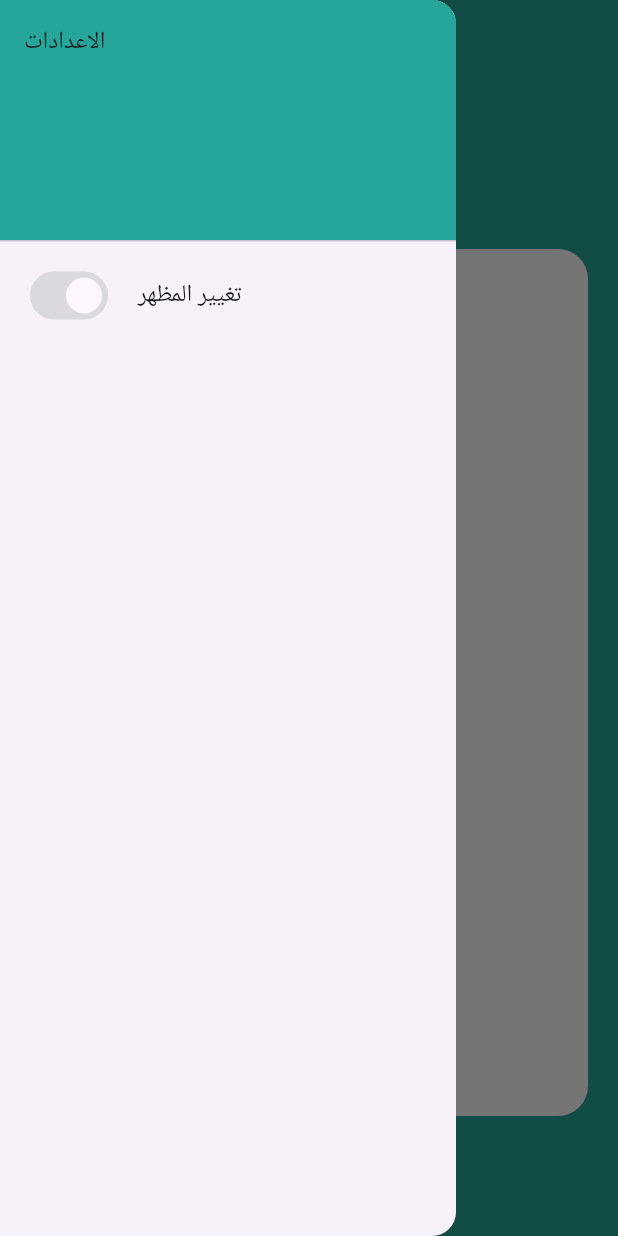
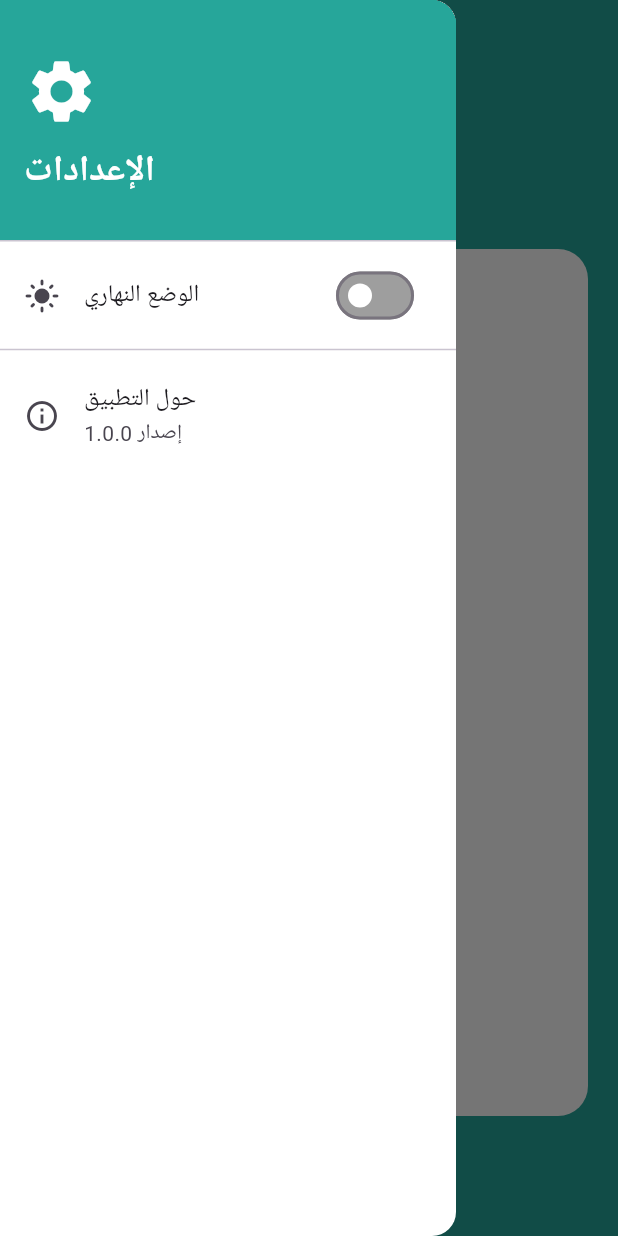
Before and after one commit to loqman770534629-ui/to_do, a Flutter app: the screen it shows after launch, with the side drawer open, on a phone screen of 412 x 824 dp. Run offline on Flutter 3.47's test engine with Material 3 defaults, Android fonts, the phone set to English and light mode, and no system bars.

Commit message:
update project: added new files and removed unused ones

```diff
--- a/lib/core/global/theme/app_color/app_color_light.dart
+++ b/lib/core/global/theme/app_color/app_color_light.dart
@@ -4,4 +4,8 @@ class AppColorLight {
   static const scaffoldbackground = Color.fromARGB(255, 38, 166, 154);
   static const floatingactionbutton = Color.fromARGB(255, 117, 193, 255);
   static const filledbutton = Color.fromARGB(255, 38, 166, 154);
+  static const cardBackground = Color.fromARGB(255, 255, 255, 255);
+  static const textPrimary = Color.fromARGB(255, 255, 255, 255);
+  static const textSecondary = Color.fromARGB(255, 200, 200, 200);
+  static const drawerBackground = Color.fromARGB(255, 38, 166, 154);
 }
--- a/lib/core/global/theme/theme_data/theme_data_dark.dart
+++ b/lib/core/global/theme/theme_data/theme_data_dark.dart
@@ -0,0 +1,42 @@
+import 'package:flutter/material.dart';
+import 'package:to_do/core/global/theme/app_color/app_color_dark.dart';
+
+ThemeData themeDataDark = ThemeData(
+  brightness: Brightness.dark,
+  scaffoldBackgroundColor: AppColorDark.scaffoldbackground,
+  floatingActionButtonTheme: const FloatingActionButtonThemeData(
+    backgroundColor: AppColorDark.floatingactionbutton,
+    foregroundColor: Colors.white,
+  ),
+  filledButtonTheme: FilledButtonThemeData(
+    style: FilledButton.styleFrom(
+      backgroundColor: AppColorDark.filledbutton,
+      foregroundColor: Colors.white,
+    ),
+  ),
+  checkboxTheme: CheckboxThemeData(
+    fillColor: WidgetStateProperty.resolveWith<Color>((Set<WidgetState> states) {
+      if (states.contains(WidgetState.selected)) {
+        return AppColorDark.filledbutton;
+      }
+      return Colors.white;
+    }),
+  ),
+  switchTheme: SwitchThemeData(
+    thumbColor: WidgetStateProperty.all(Colors.white),
+    trackColor: WidgetStateProperty.resolveWith<Color>((Set<WidgetState> states) {
+      if (states.contains(WidgetState.selected)) {
+        return AppColorDark.floatingactionbutton;
+      }
+      return Colors.grey[800]!;
+    }),
+  ),
+  drawerTheme: const DrawerThemeData(
+    backgroundColor: AppColorDark.drawerBackground,
+  ),
+  textTheme: const TextTheme(
+    bodyLarge: TextStyle(color: AppColorDark.textPrimary),
+    bodyMedium: TextStyle(color: AppColorDark.textPrimary),
+  ),
+  cardColor: AppColorDark.cardBackground,
+);
--- a/lib/core/global/theme/theme_data/theme_data_light.dart
+++ b/lib/core/global/theme/theme_data/theme_data_light.dart
@@ -0,0 +1,41 @@
+import 'package:flutter/material.dart';
+import 'package:to_do/core/global/theme/app_color/app_color_light.dart';
+
+ThemeData themeDataLight = ThemeData(
+  brightness: Brightness.light,
+  scaffoldBackgroundColor: AppColorLight.scaffoldbackground,
+  floatingActionButtonTheme: const FloatingActionButtonThemeData(
+    backgroundColor: AppColorLight.floatingactionbutton,
+    foregroundColor: Colors.white,
+  ),
+  filledButtonTheme: FilledButtonThemeData(
+    style: FilledButton.styleFrom(
+      backgroundColor: AppColorLight.filledbutton,
+      foregroundColor: Colors.white,
+    ),
+  ),
+  checkboxTheme: CheckboxThemeData(
+    fillColor: WidgetStateProperty.resolveWith<Color>((Set<WidgetState> states) {
+      if (states.contains(WidgetState.selected)) {
+        return AppColorLight.filledbutton;
+      }
+      return Colors.white;
+    }),
+  ),
+  switchTheme: SwitchThemeData(
+    thumbColor: WidgetStateProperty.all(Colors.white),
+    trackColor: WidgetStateProperty.resolveWith<Color>((Set<WidgetState> states) {
+      if (states.contains(WidgetState.selected)) {
+        return AppColorLight.filledbutton;
+      }
+      return Colors.grey;
+    }),
+  ),
+  drawerTheme: const DrawerThemeData(
+    backgroundColor: Colors.white,
+  ),
+  textTheme: const TextTheme(
+    bodyLarge: TextStyle(color: Colors.black87),
+    bodyMedium: TextStyle(color: Colors.black87),
+  ),
+);
--- /dev/null
+++ b/lib/core/global/theme/theme_provider.dart
@@ -0,0 +1,24 @@
+import 'package:flutter/material.dart';
+import 'package:to_do/core/global/theme/theme_data/theme_data_dark.dart';
+import 'package:to_do/core/global/theme/theme_data/theme_data_light.dart';
+
+class ThemeProvider extends ChangeNotifier {
+  ThemeMode _themeMode = ThemeMode.light;
+  bool _isDarkMode = false;
+
+  ThemeMode get themeMode => _themeMode;
+  bool get isDarkMode => _isDarkMode;
+  ThemeData get currentTheme => _isDarkMode ? themeDataDark : themeDataLight;
+
+  void toggleTheme() {
+    _isDarkMode = !_isDarkMode;
+    _themeMode = _isDarkMode ? ThemeMode.dark : ThemeMode.light;
+    notifyListeners();
+  }
+
+  void setTheme(bool isDark) {
+    _isDarkMode = isDark;
+    _themeMode = isDark ? ThemeMode.dark : ThemeMode.light;
+    notifyListeners();
+  }
+}
--- a/lib/featuers/home/pages/home_page.dart
+++ b/lib/featuers/home/pages/home_page.dart
@@ -3,30 +3,69 @@ import 'package:provider/provider.dart';
 import 'package:to_do/featuers/home/pages/add_job.dart';
 import 'package:to_do/featuers/home/widjets/list_jobs.dart';
 import 'package:to_do/model/jobs_data.dart';
+import 'package:to_do/core/global/theme/theme_provider.dart';
 
 class HomePage extends StatelessWidget {
   @override
   Widget build(BuildContext context) {
     return Scaffold(
-      drawer: Drawer(
+      drawer: Consumer<ThemeProvider>(
+        builder: (context, themeProvider, child) {
+          return Drawer(
             child: ListView(
               padding: EdgeInsets.zero,
               children: <Widget>[
                 DrawerHeader(
-              decoration: BoxDecoration(color: Colors.teal[400]),
-              child: Text('الاعدادات'),
+                  decoration: BoxDecoration(
+                    color: themeProvider.isDarkMode
+                        ? Colors.grey[850]
+                        : Colors.teal[400],
                   ),
-            SizedBox(width: 40),
-            ListTile(
-              leading: Switch(
-                value: true,
-                onChanged: null,
-                activeColor: Colors.teal[800],
+                  child: Column(
+                    crossAxisAlignment: CrossAxisAlignment.start,
+                    mainAxisAlignment: MainAxisAlignment.center,
+                    children: [
+                      Icon(
+                        Icons.settings,
+                        size: 50,
+                        color: Colors.white,
                       ),
-              title: Text('تغيير المظهر'),
+                      SizedBox(height: 10),
+                      Text(
+                        'الإعدادات',
+                        style: TextStyle(
+                          color: Colors.white,
+                          fontSize: 24,
+                          fontWeight: FontWeight.bold,
+                        ),
                       ),
                     ],
                   ),
+                ),
+                ListTile(
+                  leading: Icon(
+                    themeProvider.isDarkMode
+                        ? Icons.dark_mode
+                        : Icons.light_mode,
+                  ),
+                  title: Text('الوضع ${themeProvider.isDarkMode ? 'الليلي' : 'النهاري'}'),
+                  trailing: Switch(
+                    value: themeProvider.isDarkMode,
+                    onChanged: (value) {
+                      themeProvider.toggleTheme();
+                    },
+                  ),
+                ),
+                Divider(),
+                ListTile(
+                  leading: Icon(Icons.info_outline),
+                  title: Text('حول التطبيق'),
+                  subtitle: Text('إصدار 1.0.0'),
+                ),
+              ],
+            ),
+          );
+        },
       ),
       floatingActionButtonLocation: FloatingActionButtonLocation.centerFloat,
       floatingActionButton: FloatingActionButton(
@@ -44,11 +83,8 @@ class HomePage extends StatelessWidget {
             ),
           );
         },
-        backgroundColor: const Color.fromARGB(255, 117, 193, 255),
-
         child: Icon(Icons.add),
       ),
-      backgroundColor: Colors.teal[400],
       body: Container(
         padding: EdgeInsets.only(top: 60, bottom: 80, left: 20, right: 20),
         child: Column(
@@ -82,7 +118,9 @@ class HomePage extends StatelessWidget {
               child: Container(
                 width: double.infinity,
                 decoration: BoxDecoration(
-                  color: Colors.white,
+                  color: Theme.of(context).brightness == Brightness.dark
+                      ? Colors.grey[850]
+                      : Colors.white,
                   borderRadius: BorderRadius.circular(20),
                 ),
                 child: Jops(),
--- a/lib/featuers/home/widjets/job_tile.dart
+++ b/lib/featuers/home/widjets/job_tile.dart
@@ -20,10 +20,12 @@ class JobTile extends StatelessWidget {
         jobTile,
         style: TextStyle(
           decoration: isCheck ? TextDecoration.lineThrough : null,
+          color: Theme.of(context).brightness == Brightness.dark
+              ? Colors.white
+              : Colors.black87,
         ),
       ),
       trailing: Checkbox(
-        activeColor: Colors.teal[400],
         value: isCheck,
         onChanged: checkboxchange,
       ),
--- a/lib/main.dart
+++ b/lib/main.dart
@@ -2,6 +2,9 @@ import 'package:flutter/material.dart';
 import 'package:to_do/featuers/home/pages/home_page.dart';
 import 'package:provider/provider.dart';
 import 'package:to_do/model/jobs_data.dart';
+import 'package:to_do/core/global/theme/theme_provider.dart';
+import 'package:to_do/core/global/theme/theme_data/theme_data_light.dart';
+import 'package:to_do/core/global/theme/theme_data/theme_data_dark.dart';
 
 void main() {
   runApp(const Todo());
@@ -12,9 +15,22 @@ class Todo extends StatelessWidget {
 
   @override
   Widget build(BuildContext context) {
-    return ChangeNotifierProvider(
-      create: (context) => JobsData(),
-      child: MaterialApp(debugShowCheckedModeBanner: false, home: HomePage()),
+    return MultiProvider(
+      providers: [
+        ChangeNotifierProvider(create: (context) => JobsData()),
+        ChangeNotifierProvider(create: (context) => ThemeProvider()),
+      ],
+      child: Consumer<ThemeProvider>(
+        builder: (context, themeProvider, child) {
+          return MaterialApp(
+            debugShowCheckedModeBanner: false,
+            theme: themeDataLight,
+            darkTheme: themeDataDark,
+            themeMode: themeProvider.themeMode,
+            home: HomePage(),
+          );
+        },
+      ),
     );
   }
 }
```
Also changed, not shown: lib/core/global/theme/app_color/app_color_dark.dart (+11 -0 lines), lib/featuers/home/pages/add_job.dart (+16 -10 lines). Lines whose indentation alone changed are shown as unchanged.
